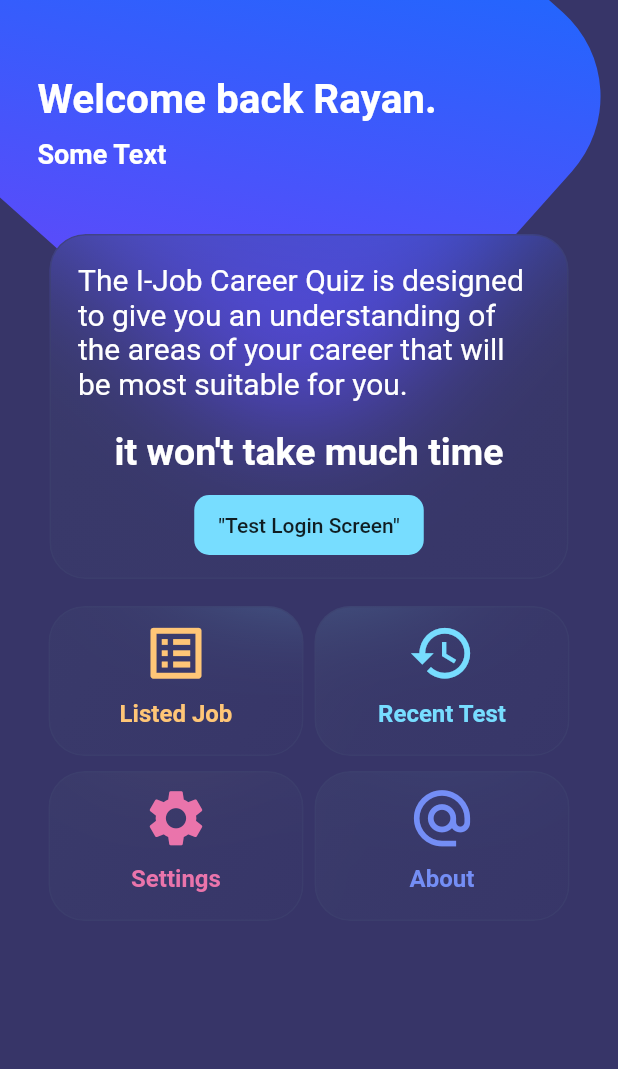
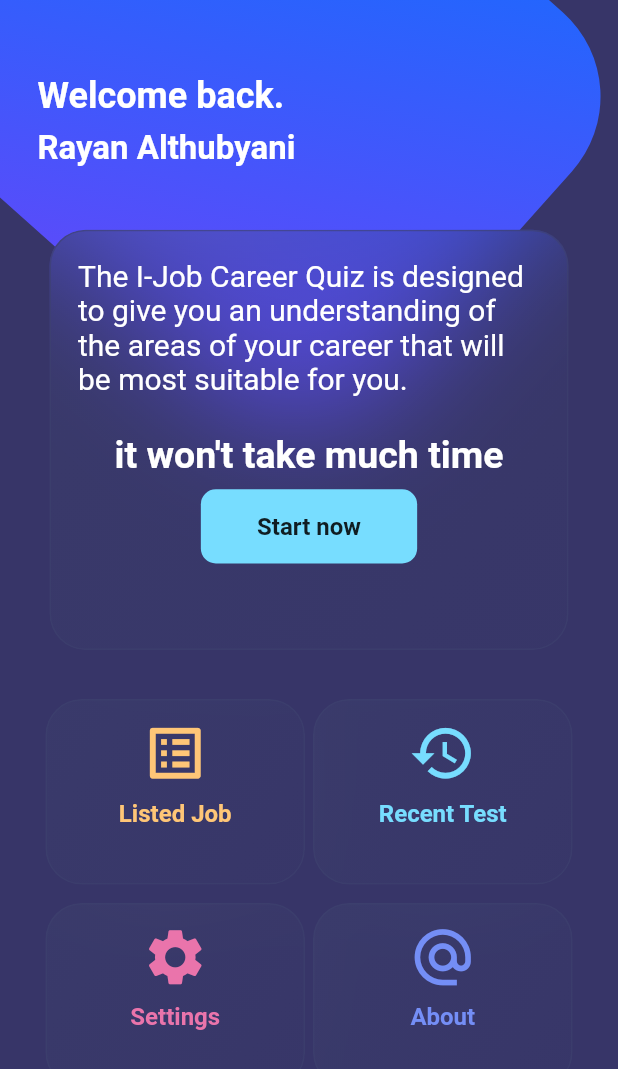
Before and after one commit to Rayanjh/I-Job, a Flutter app: the screen it shows after launch, on a phone screen of 412 x 824 dp. Shown: the top 1069 px of the screen. Run offline on Flutter 3.47's test engine with Material 2 defaults, Android fonts, the phone set to English and light mode, and no system bars; drawn by our look-alikes of glass_kit; our stand-ins replace firebase_auth, firebase_core; accounts and stored records are empty.

Commit message:
rearrange widgets

```diff
--- a/lib/screens/about.dart
+++ b/lib/screens/about.dart
@@ -18,6 +18,7 @@ class about extends StatelessWidget {
               backgroundwidget(),
               Column(
 
+                // change the Height and width to mediaQuery
                 children: [
                   SizedBox(height: 100,),
                   GlassContainer(
--- a/lib/screens/homepage.dart
+++ b/lib/screens/homepage.dart
@@ -11,6 +11,7 @@ class homepage extends StatelessWidget {
 
   @override
   Widget build(BuildContext context) {
+    Size size = MediaQuery.of(context).size;
     return Scaffold(
       backgroundColor: kBackgroundColor,
       body: Column(
@@ -24,36 +25,33 @@ class homepage extends StatelessWidget {
                   crossAxisAlignment: CrossAxisAlignment.start,
                   children: [
                     Text(
-                        'Welcome back Rayan.',
+                        'Welcome back.',
                       style: TextStyle(
-                        fontSize: 27,
+                        fontSize: 24,
                         fontWeight: FontWeight.bold,
                         color: Colors.white,
                       ),
                     ),
-
-                    SizedBox(height: 10,),
+                    SizedBox(height: size.height*0.01,),
                     Text(
-                      'Some Text',
+                      'Rayan Althubyani',
                       style: TextStyle(
-                        fontSize: 18,
+                        fontSize: 22,
                         fontWeight: FontWeight.bold,
                         color: Colors.white,
                       ),
                     ),
-                    Padding(
-                      padding: EdgeInsets.fromLTRB(0, 35, 0, 0),
-                      child: Column(
+                    SizedBox(height: size.height*0.04,),
+                    Column(
                       children: [
                         glassText(
                             inputText: 'The I-Job Career Quiz is designed to give you an understanding of the areas of your career that will be most suitable for you.',
-                              h: 230,
+                            h: size.height*0.34,
                             inputText2: 'it won\'t take much time'),
-                          SizedBox(height: 10,),
+                        SizedBox(height: size.height*0.030,),
                         glassbutton(),
 
                       ],
-                      ),
                     ),
 
                   ],
--- a/lib/screens/listedjob.dart
+++ b/lib/screens/listedjob.dart
@@ -10,6 +10,8 @@ class listedjob extends StatelessWidget {
     return Scaffold(
       backgroundColor: kBackgroundColor,
       body: Column(
+        // change the Height and width to mediaQuery
+        // change the Height and width to mediaQuery
         children: [
           backgroundwidget(),
           Container(
--- a/lib/screens/quiz.dart
+++ b/lib/screens/quiz.dart
@@ -6,6 +6,8 @@ class quiz extends StatelessWidget {
   @override
   Widget build(BuildContext context) {
     return Container(
+      // change the Height and width to mediaQuery
+      // change the Height and width to mediaQuery
       child: Text(
           'quiz'
       ),
--- a/lib/screens/recenttest.dart
+++ b/lib/screens/recenttest.dart
@@ -9,7 +9,11 @@ class recentTest extends StatelessWidget {
     return Scaffold(
       backgroundColor: kBackgroundColor,
       body: Column(
+
+        // change the Height and width to mediaQuery
+        // change the Height and width to mediaQuery
         children: [
+
           backgroundwidget(),
           Container(
             child: Text(
--- a/lib/screens/settings.dart
+++ b/lib/screens/settings.dart
@@ -11,6 +11,10 @@ class settings extends StatelessWidget {
     return Scaffold(
       backgroundColor: kBackgroundColor,
       body: Column(
+        // change the Height and width to mediaQuery
+        // change the Height and width to mediaQuery
+        // change the Height and width to mediaQuery
+        // change the Height and width to mediaQuery
         children: [
           Stack(
             children: [
--- a/lib/widget/glassText.dart
+++ b/lib/widget/glassText.dart
@@ -17,6 +17,7 @@ class glassText extends StatelessWidget {
 
   @override
   Widget build(BuildContext context) {
+    Size size = MediaQuery.of(context).size;
     return GlassContainer(
       child: Column(
         children: [
@@ -31,7 +32,7 @@ class glassText extends StatelessWidget {
             ),
           ),
           SizedBox(
-            height: 20,
+            height: size.height*0.03,
           ),
           Text(
             inputText2,
@@ -41,16 +42,20 @@ class glassText extends StatelessWidget {
               color: Colors.white,
             ),
           ),
-          SizedBox(height: 10,),
+          SizedBox(height: size.height*0.01,),
           FlatButton(
-            height: 40,
-            minWidth: 100,
+            height: size.height*0.06,
+            minWidth: size.width*0.35,
             color: kbutton,
             shape: RoundedRectangleBorder(
               borderRadius: BorderRadius.circular(10),
             ),
             child: Text(
-                '"Test Login Screen"'
+                'Start now',
+              style: TextStyle(
+                fontSize: 16,
+                fontWeight: FontWeight.bold,
+              ),
             ),
             onPressed: () {
                 Navigator.push(context,Fade(widget: login()));
--- a/lib/widget/glassbutton.dart
+++ b/lib/widget/glassbutton.dart
@@ -16,6 +16,7 @@ class glassbutton extends StatefulWidget {
 class _glassbuttonState extends State<glassbutton> {
   @override
   Widget build(BuildContext context) {
+    Size size = MediaQuery.of(context).size;
     return Column(
       children: [
         Row(
@@ -30,7 +31,7 @@ class _glassbuttonState extends State<glassbutton> {
                 child: Column(
                   children: [
                     SizedBox(
-                      height: 8,
+                      height: size.height*0.015,
                     ),
                     Icon(
                       Icons.list_alt,
@@ -38,7 +39,7 @@ class _glassbuttonState extends State<glassbutton> {
                       size: 45,
                     ),
                     SizedBox(
-                      height: 8,
+                      height: size.height*0.01,
                     ),
                     Text(
                       'Listed Job',
@@ -50,8 +51,8 @@ class _glassbuttonState extends State<glassbutton> {
                     ),
                   ],
                 ),
-                height: 100,
-                width: 170,
+                height: size.height*0.15,
+                width: size.width*0.42,
                 gradient: LinearGradient(
                   colors: [
                     kmenuBackgroundColor.withOpacity(0.40),
@@ -86,7 +87,7 @@ class _glassbuttonState extends State<glassbutton> {
                 child: Column(
                   children: [
                     SizedBox(
-                      height: 8,
+                      height: size.height*0.015,
                     ),
                     Icon(
                       Icons.history,
@@ -94,7 +95,7 @@ class _glassbuttonState extends State<glassbutton> {
                       size: 45,
                     ),
                     SizedBox(
-                      height: 8,
+                      height: size.height*0.01,
                     ),
                     Text(
                       'Recent Test',
@@ -106,8 +107,8 @@ class _glassbuttonState extends State<glassbutton> {
                     ),
                   ],
                 ),
-                height: 100,
-                width: 170,
+                height: size.height*0.15,
+                width: size.width*0.42,
                 gradient: LinearGradient(
                   colors: [
                     kmenuBackgroundColor.withOpacity(0.40),
@@ -137,7 +138,7 @@ class _glassbuttonState extends State<glassbutton> {
           ],
         ),
         SizedBox(
-          height: 10,
+          height: size.height*0.015,
         ),
         Row(
           mainAxisAlignment: MainAxisAlignment.spaceEvenly,
@@ -150,7 +151,7 @@ class _glassbuttonState extends State<glassbutton> {
                 child: Column(
                   children: [
                     SizedBox(
-                      height: 8,
+                      height: size.height*0.015,
                     ),
                     Icon(
                       Icons.settings,
@@ -158,7 +159,7 @@ class _glassbuttonState extends State<glassbutton> {
                       size: 45,
                     ),
                     SizedBox(
-                      height: 8,
+                      height: size.height*0.01,
                     ),
                     Text(
                       'Settings',
@@ -170,8 +171,8 @@ class _glassbuttonState extends State<glassbutton> {
                     ),
                   ],
                 ),
-                height: 100,
-                width: 170,
+                height: size.height*0.15,
+                width: size.width*0.42,
                 gradient: LinearGradient(
                   colors: [
                     kmenuBackgroundColor.withOpacity(0.40),
@@ -206,7 +207,7 @@ class _glassbuttonState extends State<glassbutton> {
                 child: Column(
                   children: [
                     SizedBox(
-                      height: 8,
+                      height: size.height*0.015,
                     ),
                     Icon(
                       Icons.alternate_email,
@@ -214,7 +215,7 @@ class _glassbuttonState extends State<glassbutton> {
                       size: 45,
                     ),
                     SizedBox(
-                      height: 8,
+                      height: size.height*0.01,
                     ),
                     Text(
                       'About',
@@ -226,8 +227,8 @@ class _glassbuttonState extends State<glassbutton> {
                     ),
                   ],
                 ),
-                height: 100,
-                width: 170,
+                height: size.height*0.15,
+                width: size.width*0.42,
                 gradient: LinearGradient(
                   colors: [
                     kmenuBackgroundColor.withOpacity(0.40),
```
Also changed, not shown: lib/screens/login.dart (+20 -32 lines), lib/screens/register.dart (+17 -12 lines), lib/widget/textField.dart (deleted, +0 -53 lines). Lines whose indentation alone changed are shown as unchanged.
